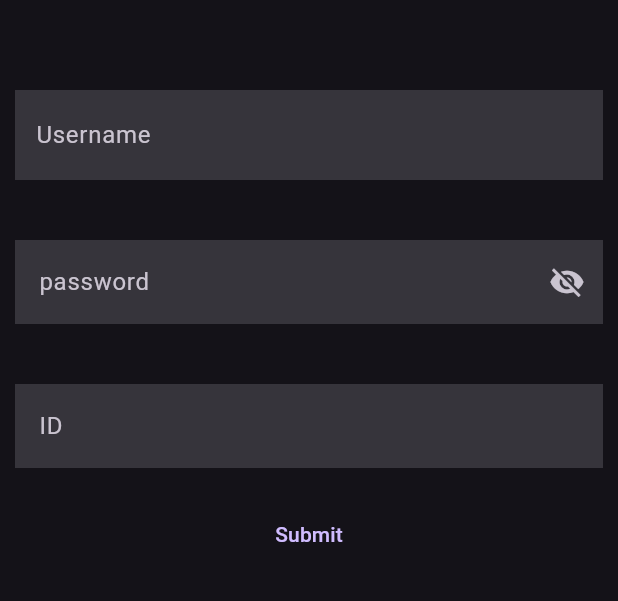
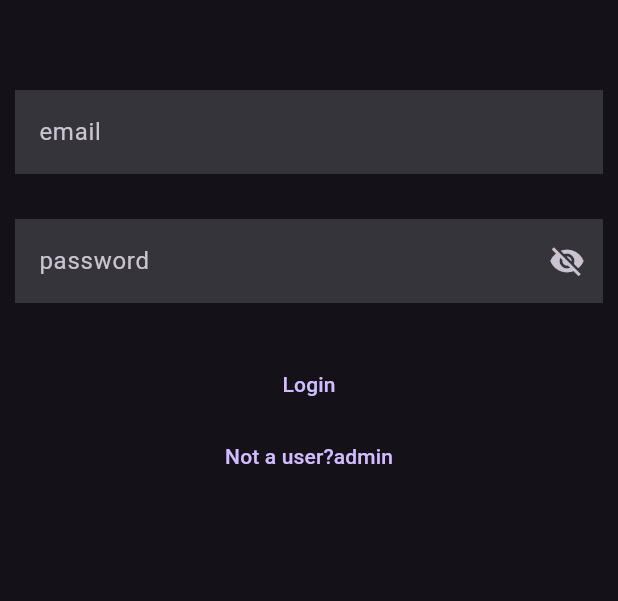
Before and after one commit to VipinayanGit/borrow_booksy, a Flutter app: the screen it shows after launch, on a phone screen of 412 x 824 dp, the part 294-895 px from its top. Run offline on Flutter 3.47's test engine with Material 3 defaults, Android fonts, the phone set to English and light mode, and no system bars; our stand-ins replace image_picker.

Commit message:
updated login page

```diff
--- a/lib/Screens/adminprofile.dart
+++ b/lib/Screens/adminprofile.dart
@@ -1,4 +1,4 @@
-import 'package:borrow_booksy/Screens/signupscreen.dart';
+import 'package:borrow_booksy/Screens/login.dart';
 import 'package:flutter/material.dart';
 import 'package:image_picker/image_picker.dart';
 
--- /dev/null
+++ b/lib/Screens/login.dart
@@ -0,0 +1,163 @@
+import 'package:borrow_booksy/Screens/Navscreen.dart';
+import 'package:borrow_booksy/Screens/superadmin.dart';
+import 'profilescreen.dart';
+import 'package:flutter/material.dart';
+import 'adminprofile.dart';
+
+class signupscreen extends StatefulWidget {
+  const signupscreen({super.key});
+
+  @override
+  State<signupscreen> createState() => _signupscreenState();
+}
+
+class _signupscreenState extends State<signupscreen> {
+  bool _obscureText = true; //Set to true because by default the text should be hidden
+  final TextEditingController _passwordController = TextEditingController();
+  bool adminclick=false;
+
+  @override
+  Widget build(BuildContext context) {
+    return Scaffold(
+      appBar: AppBar(
+        title: Text("Signup page"),
+        centerTitle: true,
+      ),
+      body: SafeArea(
+          child: SingleChildScrollView(
+        child: Form(
+          child: Center(
+            child: Column(
+              children: [
+                Padding(
+                  padding: const EdgeInsets.all(10),
+                  child: Image.asset(
+                    "assets/logo.png",
+                    height: 130,
+                    width: 130,
+                  ),
+                ),
+                SizedBox(height: 40),
+
+
+                Container(
+                  padding: EdgeInsets.all(10),
+                  decoration: BoxDecoration(borderRadius: BorderRadius.circular(20)),
+                  child: TextFormField(
+
+                    decoration: InputDecoration(
+
+                        //fillColor: Colors.white,
+                        filled: true,
+                        labelText: "email",
+                        border: InputBorder.none,
+
+                        ),
+                  ),
+                ),
+                SizedBox(height: 10),
+                Container(
+                  padding: EdgeInsets.all(10),
+                  decoration: BoxDecoration(borderRadius: BorderRadius.circular(20)),
+                  child: TextFormField(
+                    obscureText: _obscureText,
+                    controller: _passwordController,
+                    decoration: InputDecoration(
+
+                        //fillColor: Colors.white,
+                        filled: true,
+                        labelText: "password",
+                        border: InputBorder.none,
+                        suffixIcon: IconButton(
+                          icon: Icon(_obscureText ? Icons.visibility_off : Icons.visibility),
+                          onPressed: () {
+                            setState(() {
+                              _obscureText = !_obscureText;
+                            });
+                          },
+                        )
+                        ),
+                  ),
+                ),
+                 SizedBox(
+                  height: 10,
+                ),
+               if(adminclick)
+                 Container(
+                  padding: EdgeInsets.all(10),
+                  decoration: BoxDecoration(borderRadius: BorderRadius.circular(20)),
+                  child: TextFormField(
+                    decoration: InputDecoration(
+                        // fillColor: Colors.white,
+                        filled: true,
+                        labelText: "id",
+                        border: InputBorder.none,
+                        contentPadding: EdgeInsets.all(10)),
+                  ),
+                ),
+                SizedBox(
+                  height: 10,
+                ),
+
+                Container(
+                  child: Column(
+                    children: [
+                      TextButton(
+                        onPressed: () {
+                          String password = _passwordController.text.trim();
+                          if (password == "admin") {
+                            // Navigate to Main Screen
+                            Navigator.pushReplacement(
+                              context,
+                              MaterialPageRoute(builder: (context) => Navscreen(role: "admin")),
+                            );
+                          } else if (password == "user") {
+                            Navigator.pushReplacement(
+                              context,
+                              MaterialPageRoute(builder: (context) => Navscreen(role: "user")),
+                            );
+                          }else if(password=="superadmin"){
+                            Navigator.pushReplacement(
+                              context,
+                              MaterialPageRoute(builder: (context)=>Superadmin())
+                              );
+
+                          }
+                          else {
+                            ScaffoldMessenger.of(context).showSnackBar(SnackBar(content: Text("invalid text")));
+                          }
+                        },
+                        child: Text("Login"),
+                      ),
+
+                      Row(
+                  mainAxisAlignment: MainAxisAlignment.center,
+                  children: [
+
+
+
+                    TextButton(onPressed: (){
+                      setState(() {
+                        adminclick=!adminclick;
+                      });
+
+                    },
+
+                     child: adminclick?Text("Not a admin?user"):Text("Not a user?admin"),
+                     ),
+                  ],
+                ),
+                    ],
+                  ),
+                )
+
+
+              ]
+            ),
+          ),
+        ),
+      )
+      ),
+    );
+  }
+}
--- a/lib/Screens/profilescreen.dart
+++ b/lib/Screens/profilescreen.dart
@@ -1,4 +1,4 @@
-import 'package:borrow_booksy/Screens/signupscreen.dart';
+import 'package:borrow_booksy/Screens/login.dart';
 import 'package:flutter/material.dart';
 import 'package:image_picker/image_picker.dart';
 
--- a/lib/Screens/signupscreen.dart
+++ /dev/null
@@ -1,126 +0,0 @@
-import 'package:borrow_booksy/Screens/Navscreen.dart';
-import 'package:borrow_booksy/Screens/superadmin.dart';
-import 'profilescreen.dart';
-import 'package:flutter/material.dart';
-import 'adminprofile.dart';
-
-class signupscreen extends StatefulWidget {
-  const signupscreen({super.key});
-
-  @override
-  State<signupscreen> createState() => _signupscreenState();
-}
-
-class _signupscreenState extends State<signupscreen> {
-  bool _obscureText = true; //Set to true because by default the text should be hidden
-  final TextEditingController _idController = TextEditingController();
-
-  @override
-  Widget build(BuildContext context) {
-    return Scaffold(
-      appBar: AppBar(
-        title: Text("Signup page"),
-        centerTitle: true,
-      ),
-      body: SafeArea(
-          child: SingleChildScrollView(
-        child: Center(
-          child: Column(
-            children: [
-              Padding(
-                padding: const EdgeInsets.all(10),
-                child: Image.asset(
-                  "assets/logo.png",
-                  height: 130,
-                  width: 130,
-                ),
-              ),
-              SizedBox(height: 40),
-              Container(
-                padding: EdgeInsets.all(10),
-                decoration: BoxDecoration(borderRadius: BorderRadius.circular(20)),
-                child: TextField(
-                  decoration: InputDecoration(
-                      // fillColor: Colors.white,
-                      filled: true,
-                      labelText: "Username",
-                      border: InputBorder.none,
-                      contentPadding: EdgeInsets.all(10)),
-                ),
-              ),
-              SizedBox(height: 20),
-              Container(
-                padding: EdgeInsets.all(10),
-                decoration: BoxDecoration(borderRadius: BorderRadius.circular(20)),
-                child: TextField(
-                  obscureText: _obscureText,
-                  decoration: InputDecoration(
-
-                      //fillColor: Colors.white,
-                      filled: true,
-                      labelText: "password",
-                      border: InputBorder.none,
-                      suffixIcon: IconButton(
-                        icon: Icon(_obscureText ? Icons.visibility_off : Icons.visibility),
-                        onPressed: () {
-                          setState(() {
-                            _obscureText = !_obscureText;
-                          });
-                        },
-                      )),
-                ),
-              ),
-              SizedBox(height: 20),
-              Container(
-                padding: EdgeInsets.all(10),
-                decoration: BoxDecoration(borderRadius: BorderRadius.circular(20)),
-                child: TextField(
-                  controller: _idController,
-                  decoration: InputDecoration(
-
-                      //fillColor: Colors.white,
-                      filled: true,
-                      labelText: "ID",
-                      border: InputBorder.none),
-                ),
-              ),
-              SizedBox(
-                height: 10,
-              ),
-              Container(
-                child: TextButton(
-                  onPressed: () {
-                    String id = _idController.text.trim();
-                    if (id == "admin") {
-                      // Navigate to Main Screen
-                      Navigator.pushReplacement(
-                        context,
-                        MaterialPageRoute(builder: (context) => Navscreen(role: "admin")),
-                      );
-                    } else if (id == "user") {
-                      Navigator.pushReplacement(
-                        context,
-                        MaterialPageRoute(builder: (context) => Navscreen(role: "user")),
-                      );
-                    }else if(id=="superadmin"){
-                      Navigator.pushReplacement(
-                        context,
-                        MaterialPageRoute(builder: (context)=>Superadmin())
-                        );
-
-                    }
-                    else {
-                      ScaffoldMessenger.of(context).showSnackBar(SnackBar(content: Text("invalid text")));
-                    }
-                  },
-                  child: Text("Submit"),
-                ),
-              ),
-            ],
-          ),
-        ),
-      )
-      ),
-    );
-  }
-}
--- a/lib/Screens/superadmin.dart
+++ b/lib/Screens/superadmin.dart
@@ -1,4 +1,4 @@
-import 'package:borrow_booksy/Screens/signupscreen.dart';
+import 'package:borrow_booksy/Screens/login.dart';
 import 'package:flutter/material.dart';
 class Superadmin extends StatefulWidget {
   const Superadmin({super.key});
--- a/lib/main.dart
+++ b/lib/main.dart
@@ -1,6 +1,6 @@
 import 'package:borrow_booksy/Screens/superadmin.dart';
 import 'package:flutter/material.dart';
-import 'Screens/signupscreen.dart';
+import 'Screens/login.dart';
 
 void main() => runApp(MyApp());
 
```
